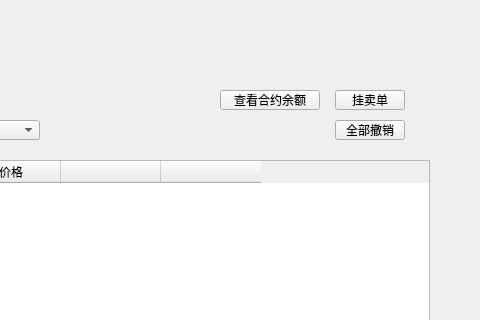
Old version of the form exchange/myexchangecontractpage.ui in the repository HcashOrg/hx-indicator; both pictures show x 290 to 770 and y 0 to 320 of the 770 by 530 pixel window.
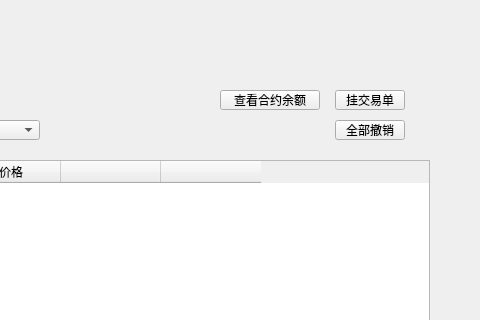
New version of the form. Icons and pictures are not drawn.

```diff
--- a/exchange/myexchangecontractpage.ui
+++ b/exchange/myexchangecontractpage.ui
@@ -34,7 +34,7 @@
     <string notr="true"/>
    </property>
    <property name="text">
-    <string>挂卖单</string>
+    <string>挂交易单</string>
    </property>
   </widget>
   <widget class="QLabel" name="label">
```
